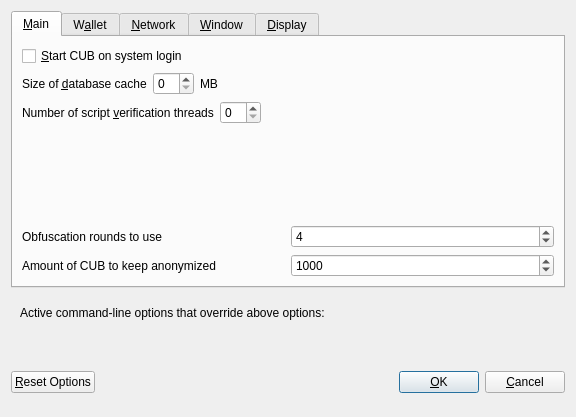
Above: src/qt/forms/optionsdialog.ui from Visco33/test before the change. Below: the same form after it.
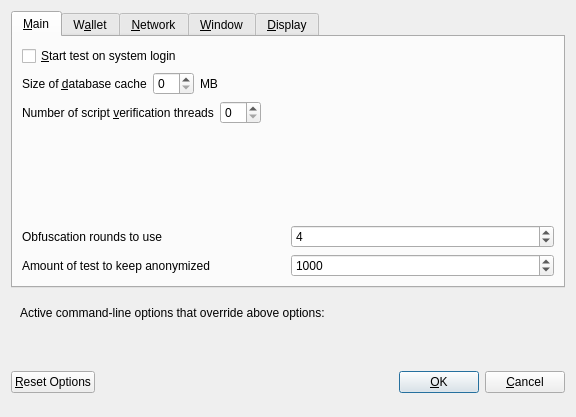
That is the form after the change. Custom widgets are drawn as their Qt base class.

Patch:
```diff
--- a/src/qt/forms/optionsdialog.ui
+++ b/src/qt/forms/optionsdialog.ui
@@ -33,7 +33,7 @@
           <string>Automatically start CUB after logging in to the system.</string>
          </property>
          <property name="text">
-          <string>&amp;Start CUB on system login</string>
+          <string>&amp;Start test on system login</string>
          </property>
         </widget>
        </item>
@@ -177,7 +177,7 @@
             <string notr="true"/>
            </property>
            <property name="text">
-            <string>Amount of CUB to keep anonymized</string>
+            <string>Amount of test to keep anonymized</string>
            </property>
           </widget>
          </item>
```
Left out of the diff: 12 changed lines with no effect on the pictures.
